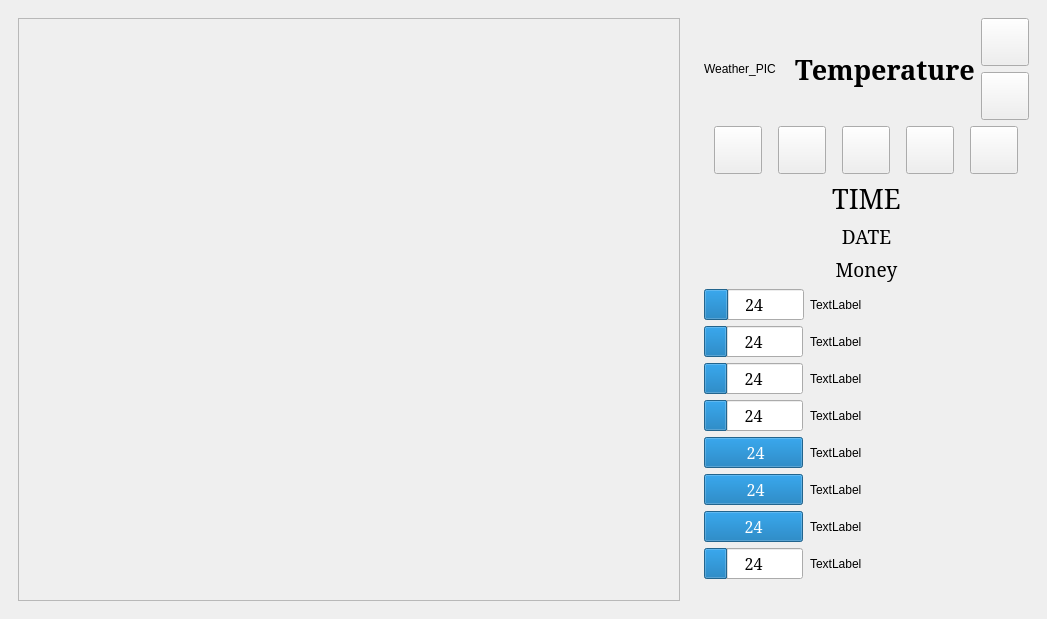
maksakovaa/Province, file mainwindow.ui: the form before one commit.
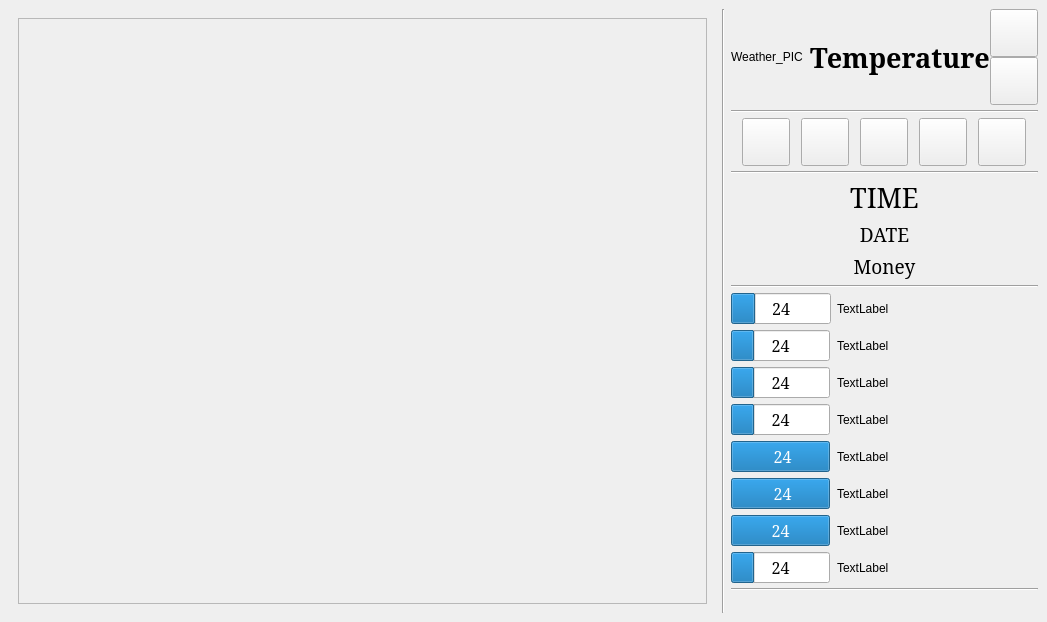
The form after the commit. The open tabs and pages were chosen to show the change. Icons and pictures are not drawn. Custom widgets are drawn as their Qt base class.

```diff
--- a/mainwindow.ui
+++ b/mainwindow.ui
@@ -7,7 +7,7 @@
     <x>0</x>
     <y>0</y>
     <width>1047</width>
-    <height>619</height>
+    <height>622</height>
    </rect>
   </property>
   <property name="windowTitle">
@@ -18,7 +18,7 @@
     <normaloff>:/img/icons/game.ico</normaloff>:/img/icons/game.ico</iconset>
   </property>
   <widget class="QWidget" name="centralwidget">
-   <layout class="QHBoxLayout" name="horizontalLayout_3" stretch="5,1">
+   <layout class="QHBoxLayout" name="horizontalLayout_3" stretch="5,0,1">
     <item>
      <widget class="QStackedWidget" name="stackedWidget">
       <property name="currentIndex">
@@ -75,8 +75,8 @@
             <rect>
              <x>0</x>
              <y>0</y>
-             <width>98</width>
-             <height>28</height>
+             <width>671</width>
+             <height>584</height>
             </rect>
            </property>
           </widget>
@@ -86,11 +86,36 @@
       </widget>
      </widget>
     </item>
+    <item>
+     <widget class="Line" name="line">
+      <property name="orientation">
+       <enum>Qt::Orientation::Vertical</enum>
+      </property>
+     </widget>
+    </item>
     <item>
      <widget class="QWidget" name="widget" native="true">
       <layout class="QVBoxLayout" name="verticalLayout_4">
+       <property name="spacing">
+        <number>5</number>
+       </property>
+       <property name="leftMargin">
+        <number>0</number>
+       </property>
+       <property name="topMargin">
+        <number>0</number>
+       </property>
+       <property name="rightMargin">
+        <number>0</number>
+       </property>
+       <property name="bottomMargin">
+        <number>0</number>
+       </property>
        <item>
         <layout class="QHBoxLayout" name="horizontalLayout_4">
+         <property name="spacing">
+          <number>0</number>
+         </property>
          <item>
           <widget class="QLabel" name="labelImageWeather">
            <property name="maximumSize">
@@ -157,6 +182,9 @@
          </item>
          <item>
           <layout class="QVBoxLayout" name="verticalLayout_2">
+           <property name="spacing">
+            <number>0</number>
+           </property>
            <item>
             <widget class="QPushButton" name="pushButtonSave">
              <property name="sizePolicy">
@@ -231,8 +259,18 @@
          </item>
         </layout>
        </item>
+       <item>
+        <widget class="Line" name="line_5">
+         <property name="orientation">
+          <enum>Qt::Orientation::Horizontal</enum>
+         </property>
+        </widget>
+       </item>
        <item>
         <layout class="QHBoxLayout" name="horizontalLayout_2">
+         <property name="spacing">
+          <number>0</number>
+         </property>
          <item>
           <widget class="QPushButton" name="pushButtonPlayer">
            <property name="sizePolicy">
@@ -398,6 +436,13 @@
          </item>
         </layout>
        </item>
+       <item>
+        <widget class="Line" name="line_4">
+         <property name="orientation">
+          <enum>Qt::Orientation::Horizontal</enum>
+         </property>
+        </widget>
+       </item>
        <item>
         <layout class="QVBoxLayout" name="verticalLayout_3">
          <item>
@@ -450,10 +495,23 @@
          </item>
         </layout>
        </item>
+       <item>
+        <widget class="Line" name="line_3">
+         <property name="orientation">
+          <enum>Qt::Orientation::Horizontal</enum>
+         </property>
+        </widget>
+       </item>
        <item>
         <layout class="QHBoxLayout" name="horizontalLayout_5">
+         <property name="spacing">
+          <number>6</number>
+         </property>
          <item>
           <layout class="QFormLayout" name="formLayout_2">
+           <property name="horizontalSpacing">
+            <number>6</number>
+           </property>
            <item row="1" column="0">
             <widget class="QProgressBar" name="progressBarHorny">
              <property name="sizePolicy">
@@ -729,6 +787,13 @@
          </item>
         </layout>
        </item>
+       <item>
+        <widget class="Line" name="line_2">
+         <property name="orientation">
+          <enum>Qt::Orientation::Horizontal</enum>
+         </property>
+        </widget>
+       </item>
        <item>
         <widget class="QWidget" name="widget_2" native="true">
          <layout class="QVBoxLayout" name="verticalLayout_5">
```
Left out of the diff: 6 changed lines with no effect on the pictures.
